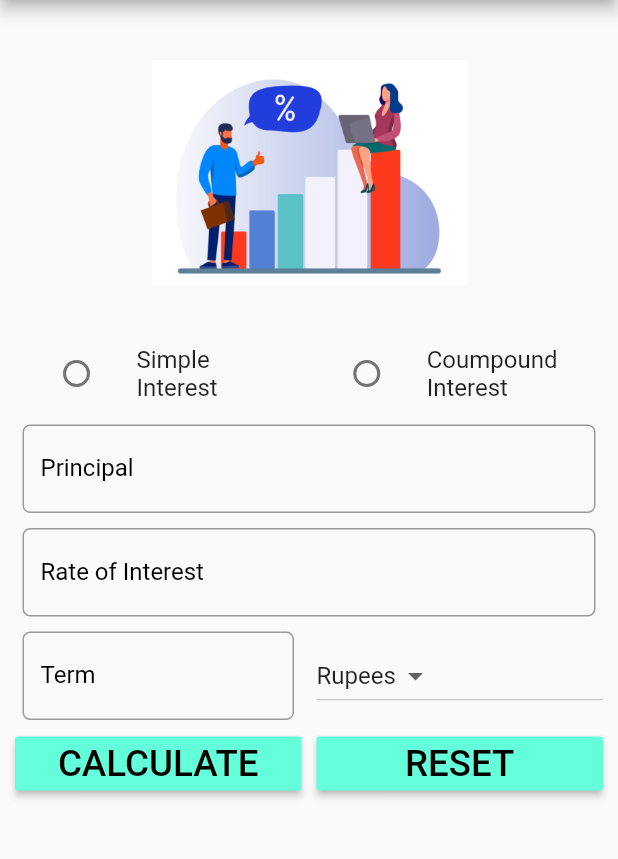
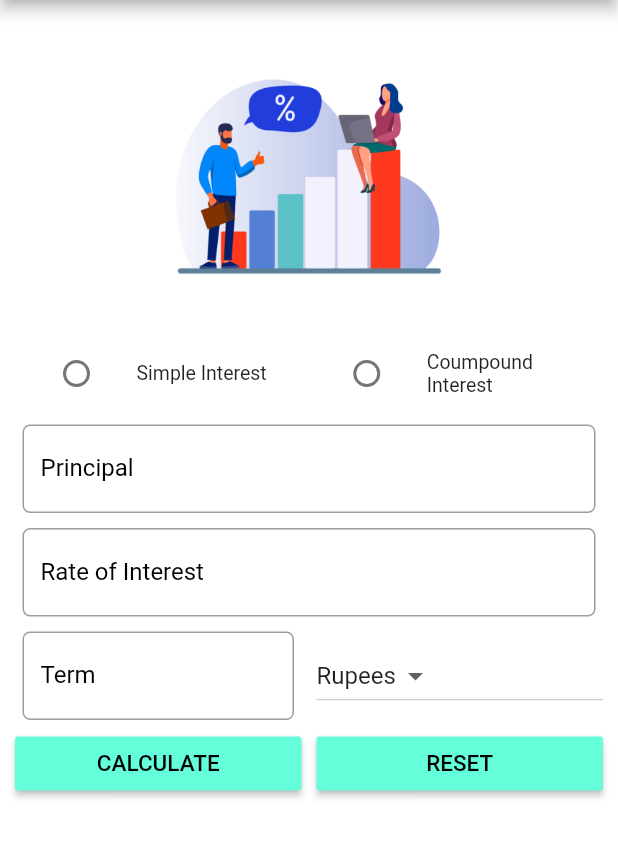
Before and after one commit to backslashflutter/interestcalculator_flutter, a Flutter app: the screen it shows after launch, on a phone screen of 412 x 824 dp, the part 84-943 px from its top. Run offline on Flutter 3.47's test engine with Material 2 defaults, Android fonts, the phone set to English and light mode, and no system bars.

Commit message:
Flutter Interest App

```diff
--- a/lib/main.dart
+++ b/lib/main.dart
@@ -49,6 +49,7 @@ class _FormState extends State<Form> {
   @override
   Widget build(BuildContext context) {
     return Scaffold(
+      backgroundColor: Colors.white,
       appBar: AppBar(
         title: Text(
           "Interest Calculator",
@@ -68,7 +69,10 @@ class _FormState extends State<Form> {
                     child: Padding(
                   padding: EdgeInsets.all(1.0),
                   child: ListTile(
-                    title: Text("Simple Interest"),
+                    title: Text(
+                      "Simple Interest",
+                      style: TextStyle(fontSize: 13),
+                    ),
                     leading: Radio(
                       value: "simple",
                       groupValue: _character,
@@ -85,7 +89,10 @@ class _FormState extends State<Form> {
                     child: Padding(
                   padding: EdgeInsets.all(1.0),
                   child: ListTile(
-                    title: Text("Coumpound Interest"),
+                    title: Text(
+                      "Coumpound Interest",
+                      style: TextStyle(fontSize: 13),
+                    ),
                     leading: Radio(
                       value: "coumpound",
                       groupValue: _character,
@@ -189,7 +196,7 @@ class _FormState extends State<Form> {
                   textColor: Colors.black,
                   child: Text(
                     "CALCULATE",
-                    textScaleFactor: 1.75,
+                    style: TextStyle(fontSize: 15),
                   ),
                   onPressed: () {
                     this.result = _getEffectiveAmount(this.nv);
@@ -205,7 +212,7 @@ class _FormState extends State<Form> {
                   textColor: Colors.black,
                   child: Text(
                     "RESET",
-                    textScaleFactor: 1.75,
+                    style: TextStyle(fontSize: 15),
                   ),
                   onPressed: () {
                     _reset();
```
Also changed, not shown: 1 other file.
